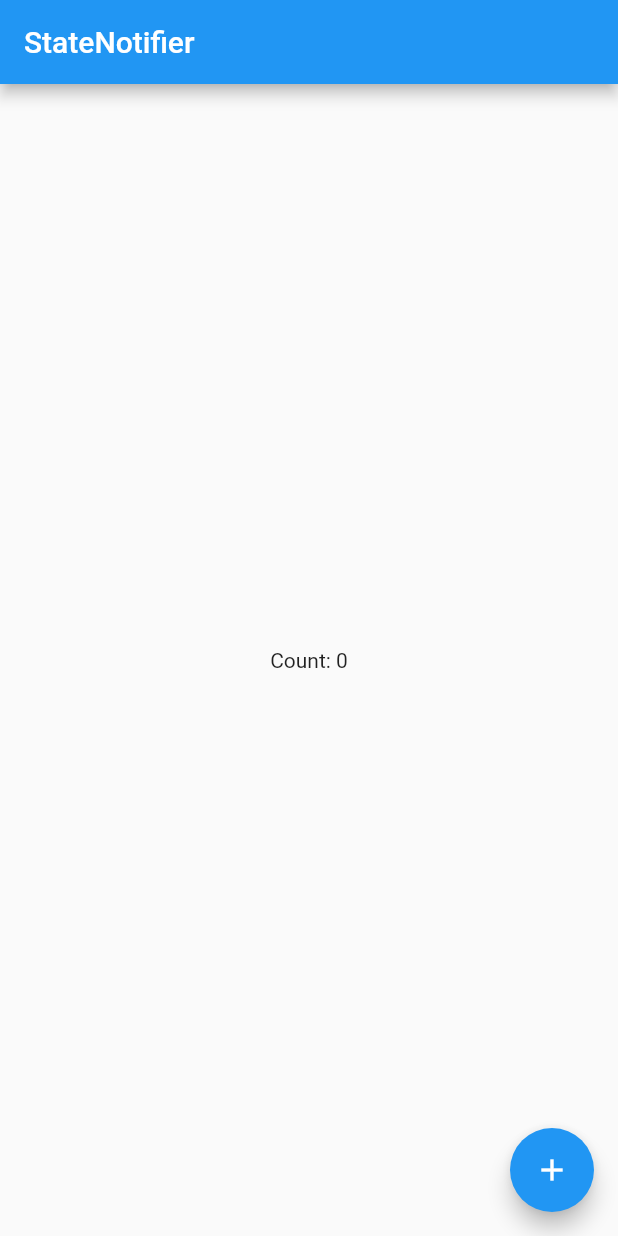
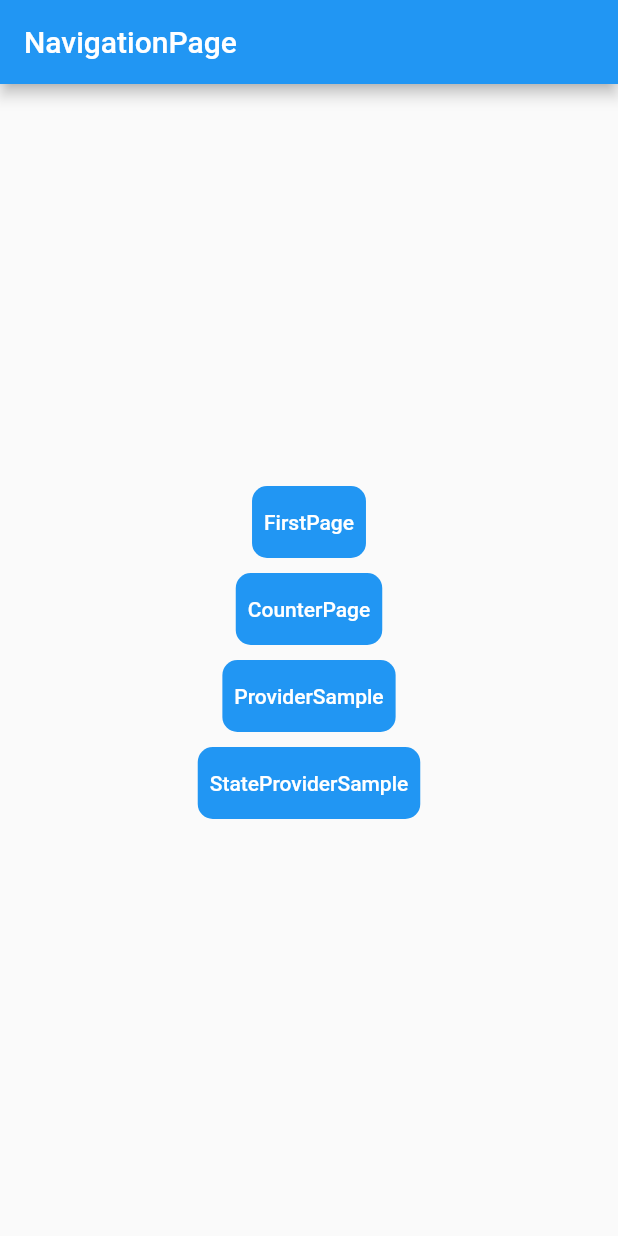
Before and after one commit to Ta23ka98/sample_app, a Flutter app: the screen it shows after launch, on a phone screen of 412 x 824 dp. Run offline on Flutter 3.47's test engine with Material 2 defaults, Android fonts, the phone set to English and light mode, and no system bars; our stand-ins replace flutter_hooks, freezed_annotation, hooks_riverpod.

Commit message:
add: Added NavigatorPage.
Added NavigatorPage widget.

```diff
--- a/lib/main.dart
+++ b/lib/main.dart
@@ -3,6 +3,7 @@ import 'package:hooks_riverpod/hooks_riverpod.dart';
 import 'package:sample_app/presentation/counter_notifier.dart';
 import 'package:sample_app/presentation/counter_page/counter_page.dart';
 import 'package:sample_app/presentation/first_page/first_page.dart';
+import 'package:sample_app/presentation/navigation_page/navigation_page.dart';
 import 'package:sample_app/presentation/provider_sample/provider_sample.dart';
 import 'package:sample_app/presentation/state_provider_sample/state_provider_sample.dart';
 
@@ -20,7 +21,7 @@ class MyApp extends StatelessWidget {
       theme: ThemeData(
         primarySwatch: Colors.blue,
       ),
-      home: const StateProviderSample(),
+      home: const NavigationPage(),
     );
   }
 }
--- a/lib/presentation/navigation_page/navigation_page.dart
+++ b/lib/presentation/navigation_page/navigation_page.dart
@@ -0,0 +1,102 @@
+import 'package:flutter/material.dart';
+import 'package:sample_app/presentation/counter_page/counter_page.dart';
+import 'package:sample_app/presentation/first_page/first_page.dart';
+import 'package:sample_app/presentation/provider_sample/provider_sample.dart';
+import 'package:sample_app/presentation/state_provider_sample/state_provider_sample.dart';
+
+class NavigationPage extends StatelessWidget {
+  const NavigationPage({Key? key}) : super(key: key);
+
+  @override
+  Widget build(BuildContext context) {
+    return Scaffold(
+      appBar: AppBar(
+        title: const Text("NavigationPage"),
+      ),
+      body: Center(
+        child: Column(
+          mainAxisAlignment: MainAxisAlignment.center,
+          children: [
+            Container(
+              decoration: BoxDecoration(
+                  color: Colors.blue, borderRadius: BorderRadius.circular(10)),
+              child: TextButton(
+                onPressed: () {
+                  Navigator.push(
+                      context,
+                      MaterialPageRoute(
+                          builder: (context) => const FirstPage()));
+                },
+                child: const Text(
+                  "FirstPage",
+                  style: TextStyle(color: Colors.white),
+                ),
+              ),
+            ),
+            const SizedBox(
+              height: 10.0,
+            ),
+            Container(
+              decoration: BoxDecoration(
+                  color: Colors.blue, borderRadius: BorderRadius.circular(10)),
+              child: TextButton(
+                onPressed: () {
+                  Navigator.push(
+                      context,
+                      MaterialPageRoute(
+                          builder: (context) =>
+                              const CounterPage(title: "CounterPage")));
+                },
+                child: const Text(
+                  "CounterPage",
+                  style: TextStyle(color: Colors.white),
+                ),
+              ),
+            ),
+            const SizedBox(
+              height: 10.0,
+            ),
+            Container(
+              decoration: BoxDecoration(
+                  color: Colors.blue, borderRadius: BorderRadius.circular(10)),
+              child: TextButton(
+                onPressed: () {
+                  Navigator.push(
+                      context,
+                      MaterialPageRoute(
+                          builder: (context) => const ProviderSample()));
+                },
+                child: const Text(
+                  "ProviderSample",
+                  style: const TextStyle(color: Colors.white),
+                ),
+              ),
+            ),
+            const SizedBox(
+              height: 10.0,
+            ),
+            Container(
+              decoration: BoxDecoration(
+                  color: Colors.blue, borderRadius: BorderRadius.circular(10)),
+              child: TextButton(
+                onPressed: () {
+                  Navigator.push(
+                      context,
+                      MaterialPageRoute(
+                          builder: (context) => const StateProviderSample()));
+                },
+                child: const Text(
+                  "StateProviderSample",
+                  style: const TextStyle(color: Colors.white),
+                ),
+              ),
+            ),
+            const SizedBox(
+              height: 10.0,
+            ),
+          ],
+        ),
+      ),
+    );
+  }
+}
```
